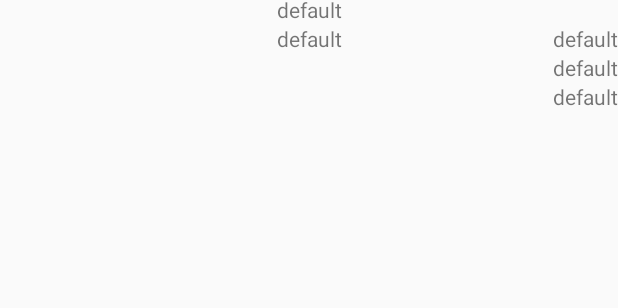
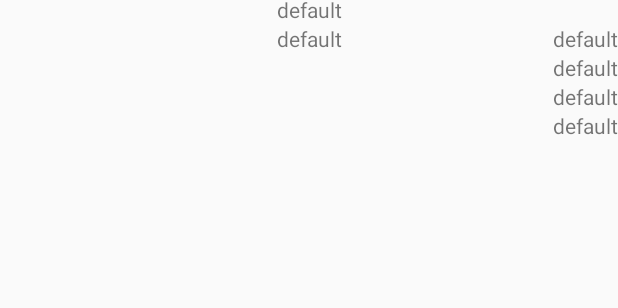
Before and after one commit to oscarisolin/UdpSensors, an Android app: the layout activity_main.xml on its own in the app's theme, with its tools: preview values and no code run, on a phone screen of 412 x 824 dp. Shown: the part 279-587 px from the top of the screen. Run offline under Robolectric (Android 15) with nearby library versions, the phone set to English and light mode, and no system bars.

Commit message:
send whole rotation quaternion fast

```diff
--- a/app/src/main/res/layout-land/activity_main.xml
+++ b/app/src/main/res/layout-land/activity_main.xml
@@ -105,6 +105,14 @@
         app:layout_constraintEnd_toEndOf="parent"
         app:layout_constraintTop_toBottomOf="@+id/gyro_y" />
 
+    <TextView
+        android:id="@+id/gyro_w"
+        android:layout_width="wrap_content"
+        android:layout_height="wrap_content"
+        android:text="@string/standard"
+        app:layout_constraintEnd_toEndOf="parent"
+        app:layout_constraintTop_toBottomOf="@+id/gyro_z" />
+
 
 
 
--- a/app/src/main/res/layout/activity_main.xml
+++ b/app/src/main/res/layout/activity_main.xml
@@ -105,6 +105,13 @@
         app:layout_constraintEnd_toEndOf="parent"
         app:layout_constraintTop_toBottomOf="@+id/gyro_y" />
 
+    <TextView
+        android:id="@+id/gyro_w"
+        android:layout_width="wrap_content"
+        android:layout_height="wrap_content"
+        android:text="@string/standard"
+        app:layout_constraintEnd_toEndOf="parent"
+        app:layout_constraintTop_toBottomOf="@+id/gyro_z" />
 
 
     <net.majorkernelpanic.streaming.gl.SurfaceView
```
Also changed, not shown: app/src/main/java/com/example/udpsensors/MainActivity.java (+9 -5 lines).
